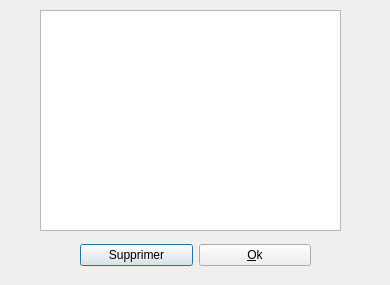
Qt form src/evenementinfodialog.ui (sowlosc/ProjectCalendar) before a commit.
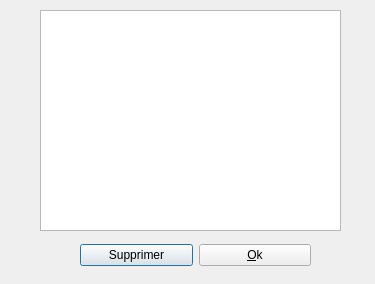
The same form after that commit.

```diff
--- a/src/evenementinfodialog.ui
+++ b/src/evenementinfodialog.ui
@@ -6,8 +6,8 @@
    <rect>
     <x>0</x>
     <y>0</y>
-    <width>390</width>
-    <height>285</height>
+    <width>375</width>
+    <height>284</height>
    </rect>
   </property>
   <property name="windowTitle">
```
